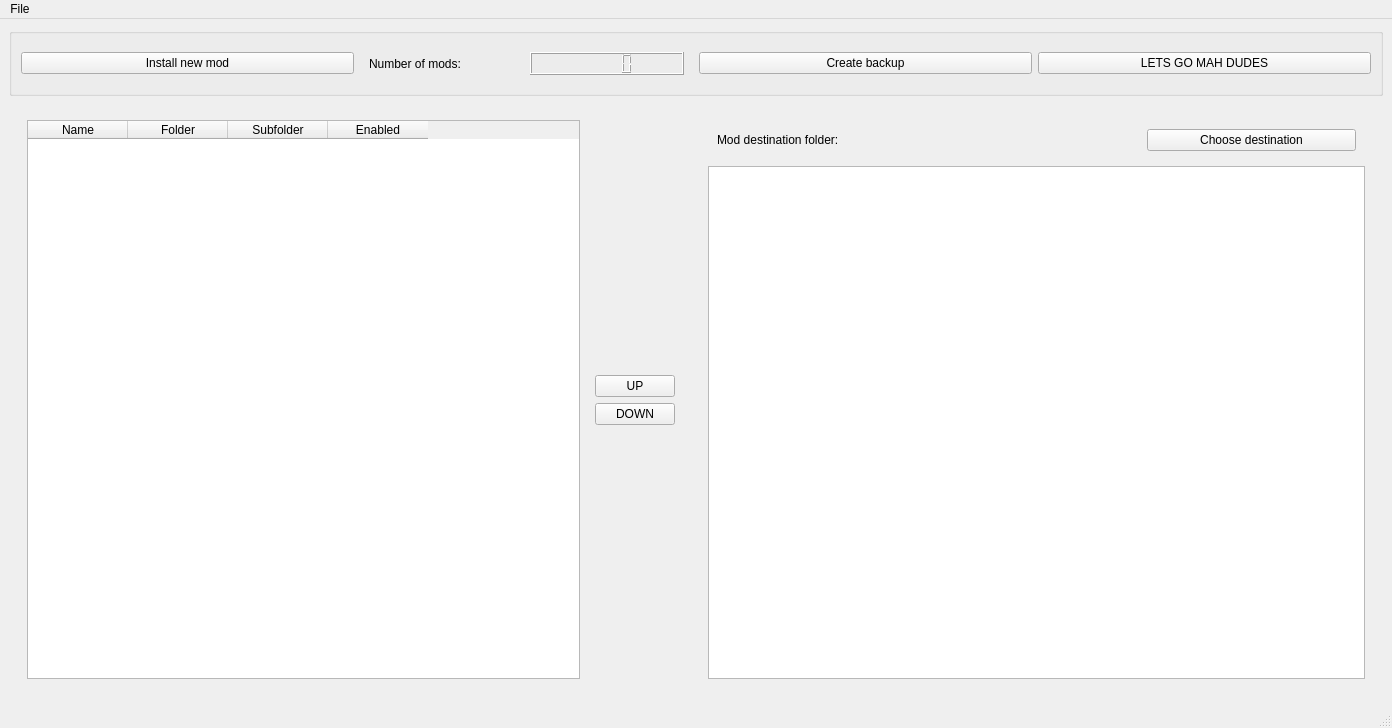
This is ui/modbuddy.ui in OlavStornes/ModBuddy as Qt 5 draws it before an edit. The edited form follows.
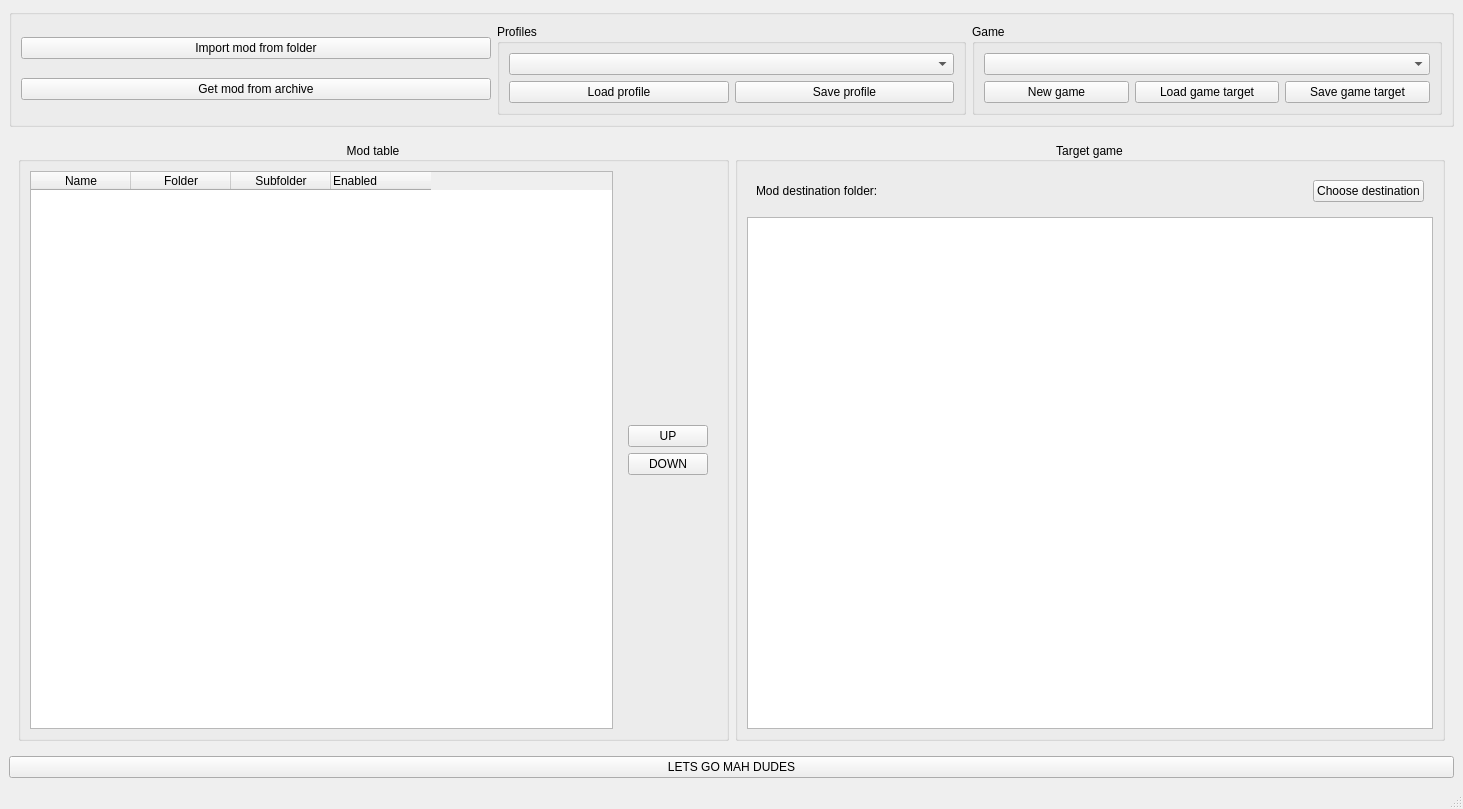
This is the edited form.

Commit message: Add partially new game setup

```diff
--- a/ui/modbuddy.ui
+++ b/ui/modbuddy.ui
@@ -6,8 +6,8 @@
    <rect>
     <x>0</x>
     <y>0</y>
-    <width>1392</width>
-    <height>728</height>
+    <width>1463</width>
+    <height>809</height>
    </rect>
   </property>
   <property name="windowTitle">
@@ -19,40 +19,80 @@
      <widget class="QGroupBox" name="groupBox">
       <layout class="QHBoxLayout" name="horizontalLayout_2">
        <item>
-        <widget class="QPushButton" name="new_mod_button">
-         <property name="text">
-          <string>Install new mod</string>
-         </property>
-        </widget>
+        <layout class="QVBoxLayout" name="verticalLayout_3">
+         <item>
+          <widget class="QPushButton" name="new_mod_button">
+           <property name="text">
+            <string>Import mod from folder</string>
+           </property>
+          </widget>
+         </item>
+         <item>
+          <widget class="QPushButton" name="new_mod_archived_button">
+           <property name="text">
+            <string>Get mod from archive</string>
+           </property>
+          </widget>
+         </item>
+        </layout>
        </item>
        <item>
-        <widget class="QWidget" name="widget_4" native="true">
-         <layout class="QHBoxLayout" name="horizontalLayout_4">
-          <item>
-           <widget class="QLabel" name="label">
+        <widget class="QGroupBox" name="profile_group">
+         <property name="title">
+          <string>Profiles</string>
+         </property>
+         <layout class="QGridLayout" name="gridLayout_2">
+          <item row="0" column="0" colspan="2">
+           <widget class="QComboBox" name="profile_combobox"/>
+          </item>
+          <item row="2" column="0">
+           <widget class="QPushButton" name="load_profile_button">
             <property name="text">
-             <string>Number of mods:</string>
+             <string>Load profile</string>
             </property>
            </widget>
           </item>
-          <item>
-           <widget class="QLCDNumber" name="num_mods"/>
+          <item row="2" column="1">
+           <widget class="QPushButton" name="save_profile_button">
+            <property name="text">
+             <string>Save profile</string>
+            </property>
+           </widget>
           </item>
          </layout>
         </widget>
        </item>
        <item>
-        <widget class="QPushButton" name="save_settings">
-         <property name="text">
-          <string>Create backup</string>
+        <widget class="QGroupBox" name="game_group">
+         <property name="title">
+          <string>Game</string>
          </property>
-        </widget>
-       </item>
-       <item>
-        <widget class="QPushButton" name="initialize_mod">
-         <property name="text">
-          <string>LETS GO MAH DUDES</string>
-         </property>
+         <layout class="QGridLayout" name="gridLayout_3">
+          <item row="2" column="2">
+           <widget class="QPushButton" name="save_game_preset">
+            <property name="text">
+             <string>Save game target</string>
+            </property>
+           </widget>
+          </item>
+          <item row="2" column="1">
+           <widget class="QPushButton" name="load_game_preset">
+            <property name="text">
+             <string>Load game target</string>
+            </property>
+           </widget>
+          </item>
+          <item row="2" column="0">
+           <widget class="QPushButton" name="new_game_button">
+            <property name="text">
+             <string>New game</string>
+            </property>
+           </widget>
+          </item>
+          <item row="0" column="0" colspan="3">
+           <widget class="QComboBox" name="game_combobox"/>
+          </item>
+         </layout>
         </widget>
        </item>
       </layout>
@@ -62,7 +102,13 @@
      <widget class="QWidget" name="main_component" native="true">
       <layout class="QHBoxLayout" name="horizontalLayout">
        <item>
-        <widget class="QWidget" name="mods_component" native="true">
+        <widget class="QGroupBox" name="mods_component">
+         <property name="title">
+          <string>Mod table</string>
+         </property>
+         <property name="alignment">
+          <set>Qt::AlignCenter</set>
+         </property>
          <layout class="QHBoxLayout" name="horizontalLayout_3">
           <item>
            <widget class="QTableWidget" name="mod_list">
@@ -106,6 +152,9 @@
              <property name="text">
               <string>Enabled</string>
              </property>
+             <property name="textAlignment">
+              <set>AlignLeading|AlignVCenter</set>
+             </property>
             </column>
            </widget>
           </item>
@@ -159,7 +208,19 @@
         </widget>
        </item>
        <item>
-        <widget class="QWidget" name="dir_component" native="true">
+        <widget class="QGroupBox" name="dir_component">
+         <property name="title">
+          <string>Target game</string>
+         </property>
+         <property name="alignment">
+          <set>Qt::AlignCenter</set>
+         </property>
+         <property name="flat">
+          <bool>false</bool>
+         </property>
+         <property name="checkable">
+          <bool>false</bool>
+         </property>
          <layout class="QVBoxLayout" name="verticalLayout_2">
           <item>
            <widget class="QWidget" name="dest_component" native="true">
@@ -202,7 +263,7 @@
                </property>
               </widget>
              </item>
-             <item>
+             <item alignment="Qt::AlignRight">
               <widget class="QPushButton" name="mod_dest_button">
                <property name="sizePolicy">
                 <sizepolicy hsizetype="Minimum" vsizetype="Minimum">
@@ -227,6 +288,19 @@
       </layout>
      </widget>
     </item>
+    <item row="3" column="0">
+     <widget class="QPushButton" name="initialize_mod">
+      <property name="maximumSize">
+       <size>
+        <width>16777215</width>
+        <height>32</height>
+       </size>
+      </property>
+      <property name="text">
+       <string>LETS GO MAH DUDES</string>
+      </property>
+     </widget>
+    </item>
    </layout>
   </widget>
   <widget class="QMenuBar" name="menubar">
@@ -234,17 +308,10 @@
     <rect>
      <x>0</x>
      <y>0</y>
-     <width>1392</width>
+     <width>1463</width>
      <height>27</height>
     </rect>
    </property>
-   <widget class="QMenu" name="menuInstall_new_mod">
-    <property name="title">
-     <string>File</string>
-    </property>
-    <addaction name="actionInstall_new_mod"/>
-   </widget>
-   <addaction name="menuInstall_new_mod"/>
   </widget>
   <widget class="QStatusBar" name="statusbar"/>
   <action name="actionInstall_new_mod">
```
Left out of the diff: 16 changed lines with no effect on the pictures. The commit also changes 1 other file.
